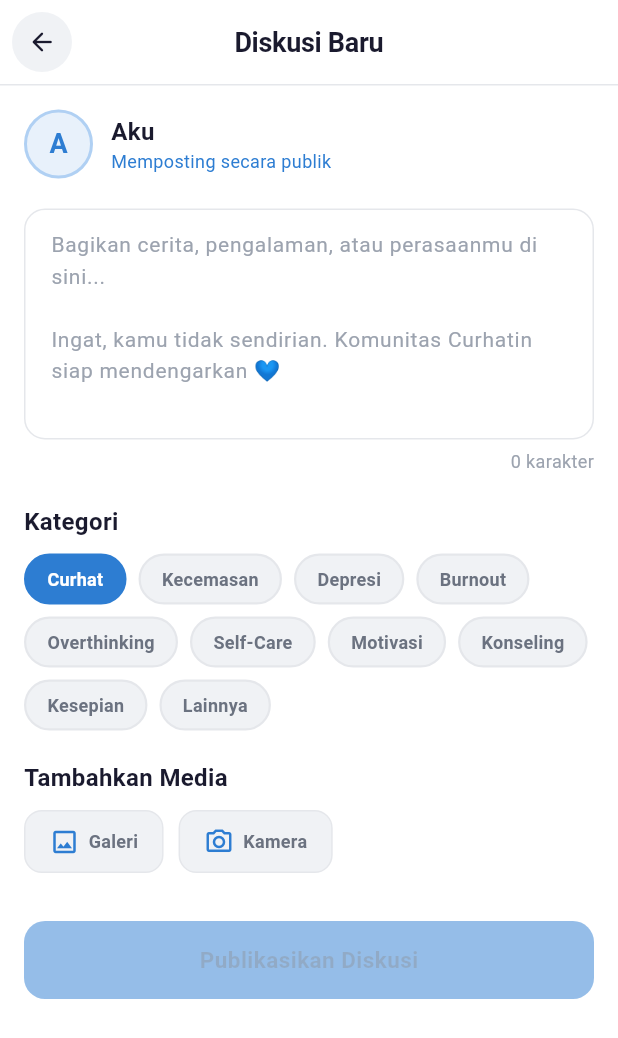
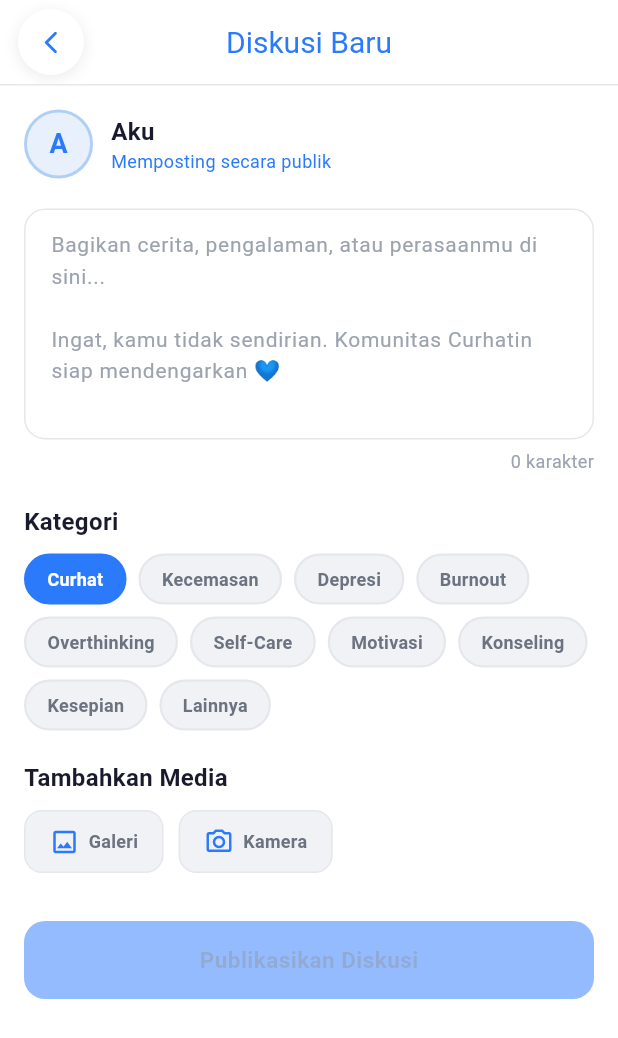
Before and after one commit to ahmaddinar02/Curhatin-app, a Flutter app: the CreateDiscussionPage screen opened directly, on a phone screen of 412 x 824 dp. Shown: the top 1038 px of the screen. Run offline on Flutter 3.47's test engine with Material 3 defaults, Android fonts, the phone set to English and light mode, and no system bars; network calls fail; Roboto replaces fonts that are missing (Poppins).

Commit message:
Forum diskusi change 2

```diff
--- a/apps/mobile/lib/features/forum/pages/create_discussion_page.dart
+++ b/apps/mobile/lib/features/forum/pages/create_discussion_page.dart
@@ -116,24 +116,44 @@ class _CreateDiscussionPageState extends State<CreateDiscussionPage> {
       elevation: 0,
       surfaceTintColor: Colors.transparent,
       systemOverlayStyle: SystemUiOverlayStyle.dark,
-      leading: GestureDetector(
-        onTap: () => Navigator.of(context).pop(),
-        child: Container(
-          margin: const EdgeInsets.all(8),
-          decoration: BoxDecoration(
-            color: AppColors.surfaceGrey,
-            shape: BoxShape.circle,
-          ),
-          child: const Icon(
-            Icons.arrow_back_rounded,
-            color: AppColors.textPrimary,
-            size: 20,
+      leading: Padding(
+        padding: const EdgeInsets.only(left: 12),
+        child: GestureDetector(
+          onTap: () {
+            if (Navigator.of(context).canPop()) {
+              Navigator.of(context).pop();
+            }
+          },
+          child: Container(
+            width: 40,
+            height: 40,
+            decoration: BoxDecoration(
+              color: Colors.white,
+              shape: BoxShape.circle,
+              boxShadow: [
+                BoxShadow(
+                  color: Colors.black.withValues(alpha: 0.08),
+                  blurRadius: 8,
+                  offset: const Offset(0, 2),
+                ),
+              ],
+            ),
+            child: const Icon(
+              Icons.arrow_back_ios_new_rounded,
+              color: AppColors.primary,
+              size: 18,
+            ),
           ),
         ),
       ),
+
       title: const Text(
         'Diskusi Baru',
-        style: AppTextStyles.heading2,
+        style: TextStyle(
+          fontFamily: 'Poppins',
+          fontSize: 20,
+          color: Color(0xFF2b7afc),
+        )
       ),
       centerTitle: true,
       bottom: PreferredSize(
--- a/apps/mobile/lib/features/forum/theme/forum_theme.dart
+++ b/apps/mobile/lib/features/forum/theme/forum_theme.dart
@@ -2,7 +2,7 @@ import 'package:flutter/material.dart';
 
 class AppColors {
   // Primary Colors
-  static const Color primary = Color(0xFF2D7DD2);
+  static const Color primary = Color(0xFF2B7AFC);
   static const Color primaryLight = Color(0xFF5B9FE8);
   static const Color primaryDark = Color(0xFF1A5FA6);
   static const Color primarySurface = Color(0xFFE8F1FB);
--- a/apps/mobile/lib/main.dart
+++ b/apps/mobile/lib/main.dart
@@ -15,7 +15,7 @@ class CurhatinApp extends StatelessWidget {
       debugShowCheckedModeBanner: false,
       theme: ThemeData(
         colorScheme: ColorScheme.fromSeed(
-          seedColor: const Color(0xFF2D7DD2),
+          seedColor: const Color(0xFF2B7AFC),
           brightness: Brightness.light,
         ),
         useMaterial3: true,
--- a/apps/mobile/pubspec.yaml
+++ b/apps/mobile/pubspec.yaml
@@ -58,9 +58,8 @@ flutter:
   uses-material-design: true
 
   # To add assets to your application, add an assets section, like this:
-  # assets:
-  #   - images/a_dot_burr.jpeg
-  #   - images/a_dot_ham.jpeg
+  assets:
+    - assets/images/
 
   # An image asset can refer to one or more resolution-specific "variants", see
   # https://flutter.dev/to/resolution-aware-images
```
Also changed, not shown: apps/mobile/lib/features/forum/pages/forum_page.dart (+44 -57 lines), apps/mobile/assets/images/curhatinlogo2.png (added), 1 other file.
